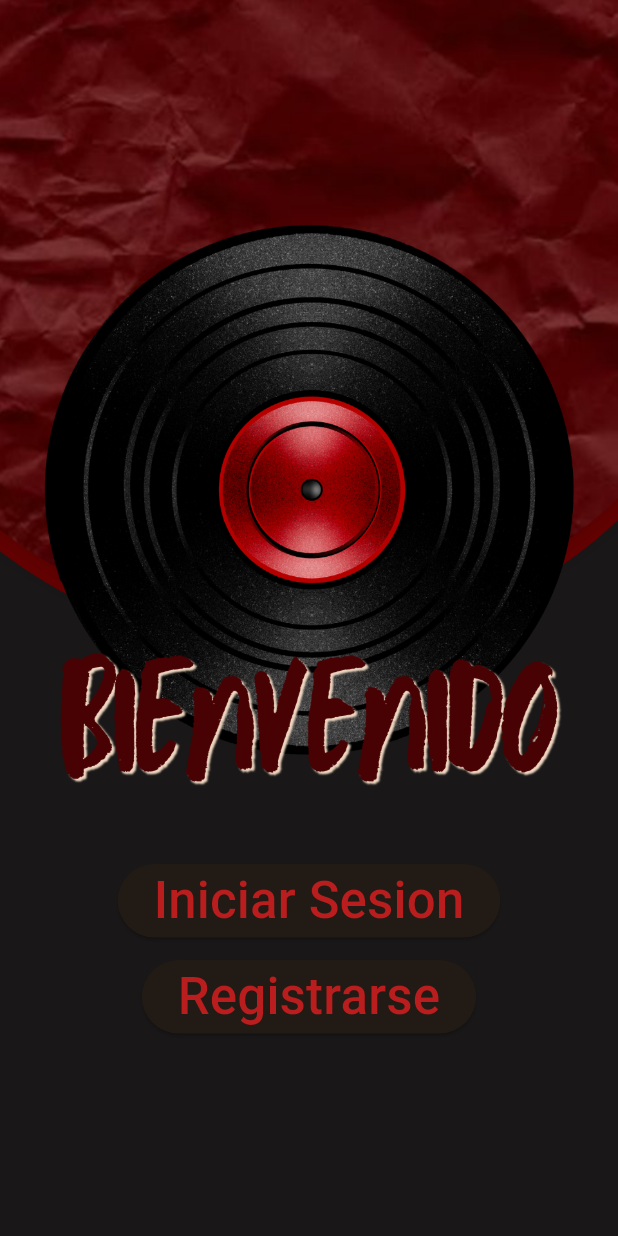
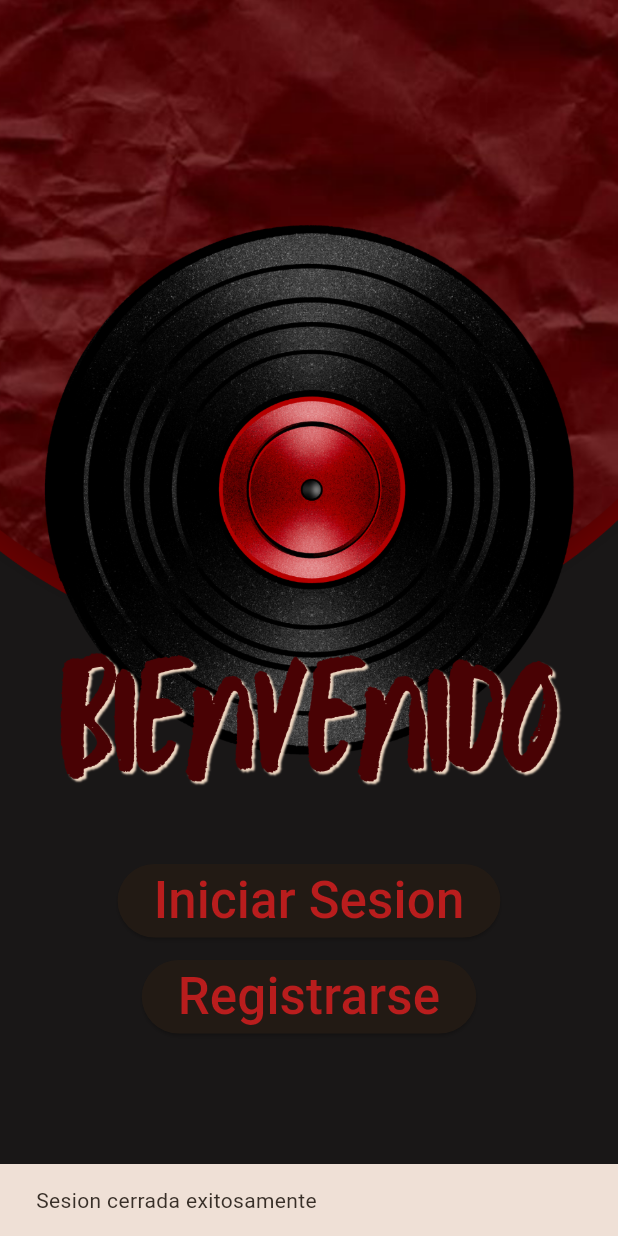
Before and after one commit to LucaMazzei7/App_Music, a Flutter app: the HomePage screen opened by its route, after a tap on the "logout" icon, on a phone screen of 412 x 824 dp. Run offline on Flutter 3.47's test engine with Material 3 defaults, Android fonts, the phone set to English and light mode, and no system bars; our stand-ins replace cloud_firestore, file_picker, firebase_auth, firebase_core, just_audio; accounts and stored records are empty.

Commit message:
Arreglo version Android y agrego cerrar sesion

```diff
--- a/lib/src/pages/home_page.dart
+++ b/lib/src/pages/home_page.dart
@@ -1,5 +1,6 @@
 // lib/src/pages/home_page.dart
 import 'dart:io';
+import 'package:app_music/src/services/auth_service.dart';
 import 'package:flutter/material.dart';
 import 'package:provider/provider.dart';
 import '../provider/menu_provider.dart';
@@ -21,6 +22,7 @@ class _MyHomePageState extends State<HomePage> {
       context.read<PlaylistProvider>().cargarPlaylists();
     });
   }
+
   @override
   Widget build(BuildContext context) {
     // Escuchamos las playlists creadas
@@ -50,8 +52,23 @@ class _MyHomePageState extends State<HomePage> {
       actions: [
         IconButton(
           icon: const Icon(Icons.logout_outlined, size: 40),
-          onPressed: () {
-            Navigator.pop(context);
+          onPressed: () async {
+            try {
+              await AuthService().cerrarSesion();
+
+              if (!mounted) return;
+
+              Navigator.pushNamed(context, '/');
+              ScaffoldMessenger.of(context).showSnackBar(
+                SnackBar(content: Text('Sesion cerrada exitosamente')),
+              );
+            } catch (e) {
+              if (!mounted) return;
+
+              ScaffoldMessenger.of(context).showSnackBar(
+                SnackBar(content: Text('Error al cerrar sesión: $e')),
+              );
+            }
           },
         ),
       ],
--- a/lib/src/pages/iniciar_sesion.dart
+++ b/lib/src/pages/iniciar_sesion.dart
@@ -1,4 +1,3 @@
-import 'package:flutter/services.dart';
 import 'package:flutter/material.dart';
 import '/src/services/auth_service.dart';
 
@@ -35,6 +34,7 @@ class IniciarSesion extends State<InicioSesion> {
   Widget build(BuildContext context) {
     return Scaffold(
       appBar: AppBar(
+        automaticallyImplyLeading: true,
         title: const Text(
           'Iniciar Sesion',
           style: TextStyle(
--- a/pubspec.yaml
+++ b/pubspec.yaml
@@ -13,6 +13,7 @@ dependencies:
   flutter_localizations:
     sdk: flutter
   cupertino_icons: ^1.0.8
+  permission_handler: ^12.0.3
 
   # === DEPENDENCIAS DE SPOTIFY Y MANEJO DE ESTADO ===
   image_picker: ^1.1.2
@@ -20,9 +21,10 @@ dependencies:
   firebase_core: ^4.11.0
   firebase_auth: ^6.5.4
   cloud_firestore: ^6.6.0
-  file_picker: ^11.0.2
+  file_picker: 11.0.2
   just_audio: ^0.10.5
   just_audio_windows: ^0.2.3
+  audio_session: 0.2.3
 
 dev_dependencies:
   flutter_test:
```
Also changed, not shown: pubspec.lock, 23 other files.
